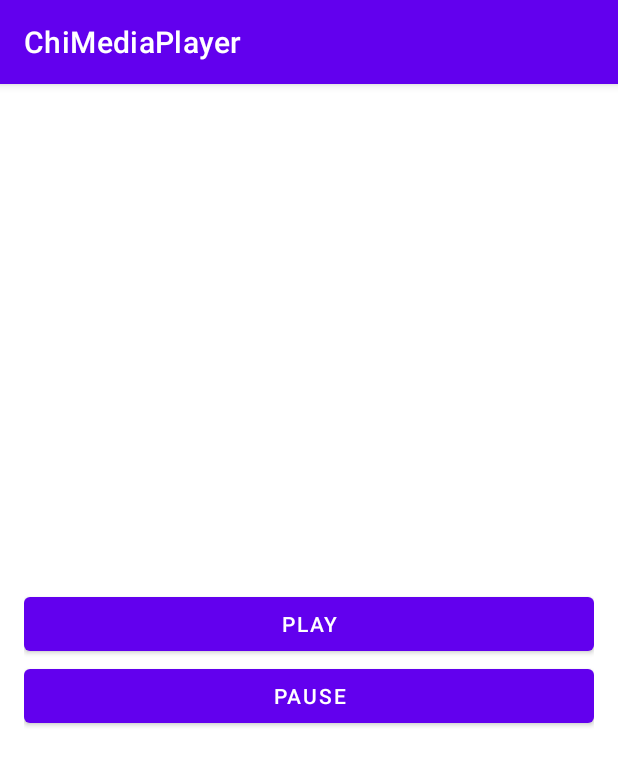
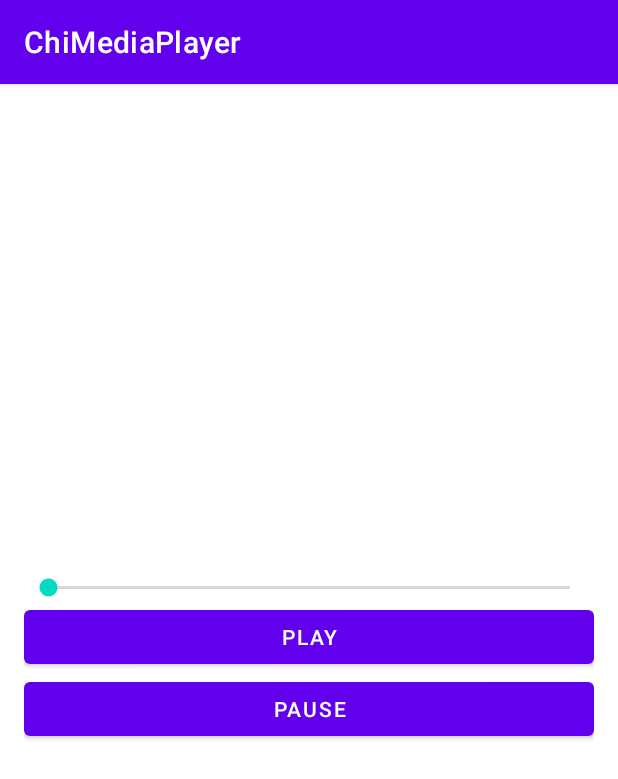
Before and after one commit to PavelVinnik/ChiMediaPlayer, an Android app: the screen it shows after launch (MainActivity), on a phone screen of 412 x 824 dp. Shown: the top 779 px of the screen. Run offline under Robolectric (Android 15) with nearby library versions, the phone set to English and light mode, and no system bars.

Commit message:
Added SeekBar

```diff
--- a/app/src/main/java/com/chimediaplayer/PlayerFragment.java
+++ b/app/src/main/java/com/chimediaplayer/PlayerFragment.java
@@ -7,6 +7,7 @@ import android.view.LayoutInflater;
 import android.view.View;
 import android.view.ViewGroup;
 import android.widget.Button;
+import android.widget.SeekBar;
 
 import androidx.annotation.NonNull;
 import androidx.annotation.Nullable;
@@ -16,6 +17,8 @@ public class PlayerFragment extends Fragment {
 
     private Context mContext;
     private Intent mPlayerServiceIntent;
+
+    private SeekBar mPlayerSeekBar;
 
     @Override
     public void onAttach(@NonNull Context context) {
@@ -33,6 +36,7 @@ public class PlayerFragment extends Fragment {
     @Override
     public View onCreateView(@NonNull LayoutInflater inflater, @Nullable ViewGroup container, @Nullable Bundle savedInstanceState) {
         View view = inflater.inflate(R.layout.fragment_player, container, false);
+        mPlayerSeekBar = view.findViewById(R.id.playerSeekBar);
         Button playButton = view.findViewById(R.id.playButton);
         playButton.setOnClickListener(new View.OnClickListener() {
             @Override
--- a/app/src/main/res/layout/fragment_player.xml
+++ b/app/src/main/res/layout/fragment_player.xml
@@ -2,9 +2,14 @@
 <LinearLayout xmlns:android="http://schemas.android.com/apk/res/android"
     android:layout_width="match_parent"
     android:layout_height="match_parent"
+    android:layout_margin="16dp"
     android:gravity="center"
-    android:layout_margin="16dp"
     android:orientation="vertical">
+
+    <SeekBar
+        android:id="@+id/playerSeekBar"
+        android:layout_width="match_parent"
+        android:layout_height="wrap_content" />
 
     <Button
         android:id="@+id/playButton"
```
